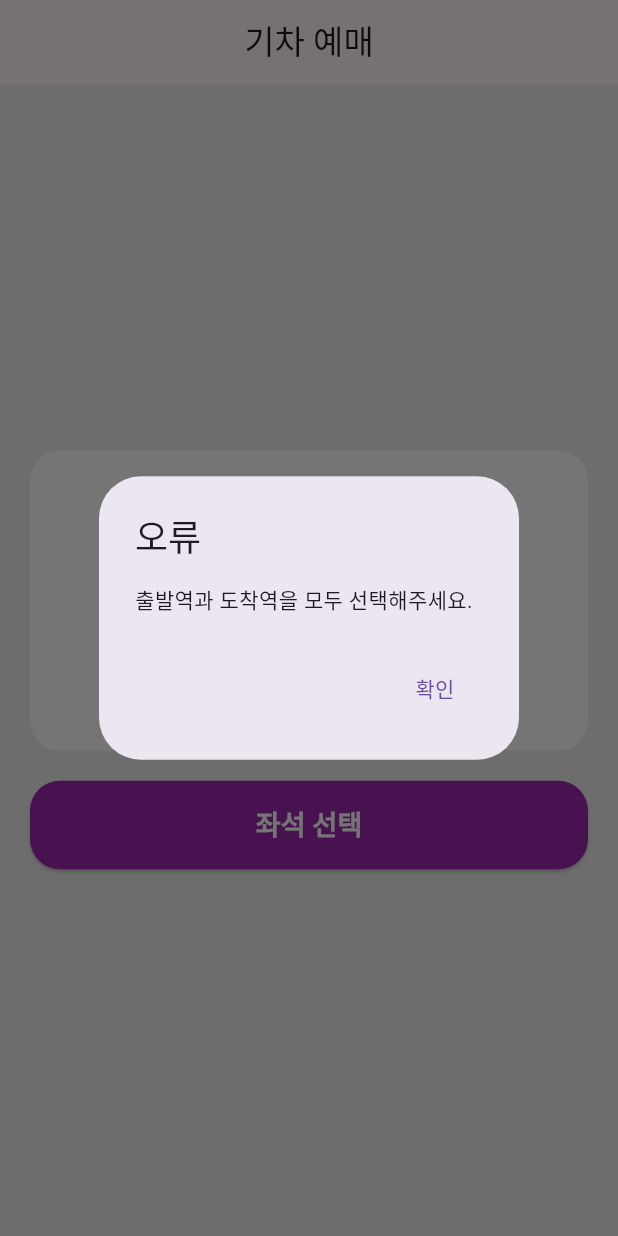
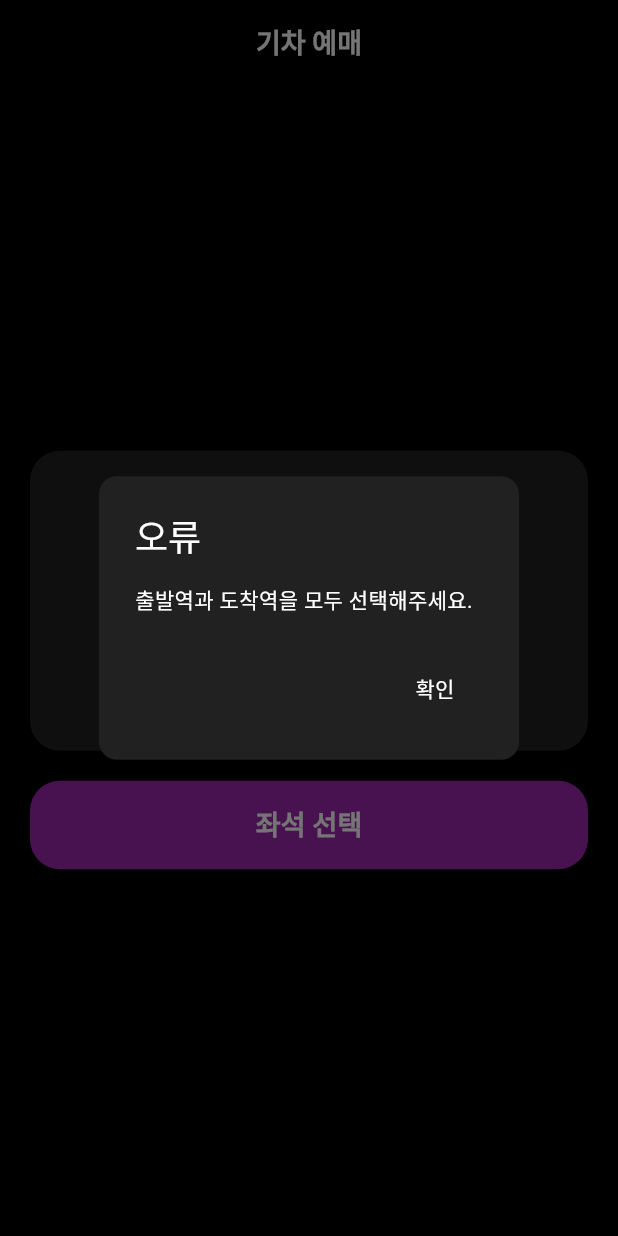
Before and after one commit to Aislyn-cell/flutter_train_app, a Flutter app: the screen it shows after launch, after a tap on "좌석 선택", on a phone screen of 412 x 824 dp. Run offline on Flutter 3.47's test engine with Material 3 defaults, Android fonts, the phone set to English and light mode, and no system bars.

Commit message:
다크모드 수정했습니다.

```diff
--- a/lib/home_page.dart
+++ b/lib/home_page.dart
@@ -16,8 +16,17 @@ class HomePageState extends State<HomePage> {
   @override
   Widget build(BuildContext context) {
     return Scaffold(
-      appBar: AppBar(title: Center(child: Text('기차 예매'))),
-      backgroundColor: Colors.grey[200],
+      backgroundColor: Colors.black, // 검정색 배경
+      appBar: AppBar(
+        title: Center(
+          child: Text(
+            '기차 예매',
+            style: TextStyle(color: Colors.white), // 하얀색 텍스트
+          ),
+        ),
+        backgroundColor: Colors.transparent, // 투명한 앱바 배경
+        elevation: 0, // 그림자 제거
+      ),
       body: Padding(
         padding: const EdgeInsets.all(20.0),
         child: Column(
@@ -27,7 +36,7 @@ class HomePageState extends State<HomePage> {
               height: 200,
               padding: const EdgeInsets.all(16.0),
               decoration: BoxDecoration(
-                color: Colors.white,
+                color: Colors.grey[900], // 회색 배경 색상
                 borderRadius: BorderRadius.circular(20),
               ),
               child: Row(
@@ -39,13 +48,13 @@ class HomePageState extends State<HomePage> {
                     setState(() {
                       departureStation = station;
                     });
-                  }, true), // isDeparture: true (출발역)
+                  }, true),
                   SizedBox(
                     height: 50,
                     child: VerticalDivider(
                       width: 2,
                       thickness: 2,
-                      color: Colors.grey[400],
+                      color: Colors.grey[700], // 회색 선
                     ),
                   ),
                   _buildStationSelection(context, '도착역', arrivalStation, (
@@ -54,7 +63,7 @@ class HomePageState extends State<HomePage> {
                     setState(() {
                       arrivalStation = station;
                     });
-                  }, false), // isDeparture: false (도착역)
+                  }, false),
                 ],
               ),
             ),
@@ -79,12 +88,22 @@ class HomePageState extends State<HomePage> {
                       context: context,
                       builder:
                           (context) => AlertDialog(
-                            title: Text('오류'),
-                            content: Text('출발역과 도착역을 모두 선택해주세요.'),
+                            backgroundColor: Colors.grey[900], // 회색 다이어로그
+                            title: Text(
+                              '오류',
+                              style: TextStyle(color: Colors.white),
+                            ),
+                            content: Text(
+                              '출발역과 도착역을 모두 선택해주세요.',
+                              style: TextStyle(color: Colors.white),
+                            ),
                             actions: [
                               TextButton(
                                 onPressed: () => Navigator.pop(context),
-                                child: Text('확인'),
+                                child: Text(
+                                  '확인',
+                                  style: TextStyle(color: Colors.white),
+                                ),
                               ),
                             ],
                           ),
@@ -121,7 +140,7 @@ class HomePageState extends State<HomePage> {
     String title,
     String? selectedStation,
     Function(String?) onStationSelected,
-    bool isDeparture, // isDeparture 변수 추가
+    bool isDeparture,
   ) {
     return Column(
       mainAxisAlignment: MainAxisAlignment.center,
@@ -143,9 +162,7 @@ class HomePageState extends State<HomePage> {
                     (context) => StationListPage(
                       isDeparture: isDeparture,
                       selectedStation:
-                          isDeparture
-                              ? arrivalStation
-                              : departureStation, // 선택된 역 전달
+                          isDeparture ? arrivalStation : departureStation,
                     ),
               ),
             );
@@ -155,10 +172,9 @@ class HomePageState extends State<HomePage> {
           },
           child: Container(
             padding: const EdgeInsets.symmetric(horizontal: 16, vertical: 8),
-            // border 제거
             child: Text(
               selectedStation ?? '선택',
-              style: TextStyle(fontSize: 40, color: Colors.black),
+              style: TextStyle(fontSize: 40, color: Colors.white),
             ),
           ),
         ),
--- a/lib/main.dart
+++ b/lib/main.dart
@@ -13,6 +13,7 @@ class MyApp extends StatelessWidget {
   @override
   Widget build(BuildContext context) {
     return MaterialApp(
+      debugShowCheckedModeBanner: false,
       initialRoute: '/',
       routes: {
         '/': (context) => HomePage(),
@@ -23,12 +24,44 @@ class MyApp extends StatelessWidget {
               arrivalStation: 'Station B',
             ),
       },
-      theme: ThemeData.light(), // 라이트 테마 설정
-      darkTheme: ThemeData.dark().copyWith(
-        // 다크 테마 설정 및 scaffoldBackgroundColor 변경
-        scaffoldBackgroundColor: Colors.grey[900], // 다크 테마 배경색 설정
+      theme: ThemeData(
+        brightness: Brightness.dark,
+        scaffoldBackgroundColor: Colors.black,
+        appBarTheme: AppBarTheme(
+          backgroundColor: Colors.black, // 앱바 배경색을 검정색으로 변경
+          foregroundColor: Colors.white, // 하얀색 아이콘과 텍스트
+          elevation: 0, // 그림자 제거
+          centerTitle: true,
+          titleTextStyle: TextStyle(
+            color: Colors.white,
+            fontSize: 18,
+            fontWeight: FontWeight.bold,
+          ),
+        ),
+        dialogTheme: DialogTheme(
+          backgroundColor: Colors.grey[900],
+          shape: RoundedRectangleBorder(
+            borderRadius: BorderRadius.circular(12),
+          ),
+        ),
+        colorScheme: ColorScheme.dark(
+          primary: Colors.purple,
+          secondary: Colors.purpleAccent,
+          surface: Colors.black,
+          onPrimary: Colors.white,
+          onSurface: Colors.white,
+        ),
+        elevatedButtonTheme: ElevatedButtonThemeData(
+          style: ElevatedButton.styleFrom(
+            foregroundColor: Colors.white,
+            backgroundColor: Colors.purple,
+            shape: RoundedRectangleBorder(
+              borderRadius: BorderRadius.circular(8),
+            ),
+          ),
+        ),
       ),
-      themeMode: ThemeMode.system, // 시스템 테마 모드 설정 (시스템 설정에 따라 라이트/다크 테마 자동 적용)
+      themeMode: ThemeMode.dark, // 다크 모드로 설정
     );
   }
 }
```
